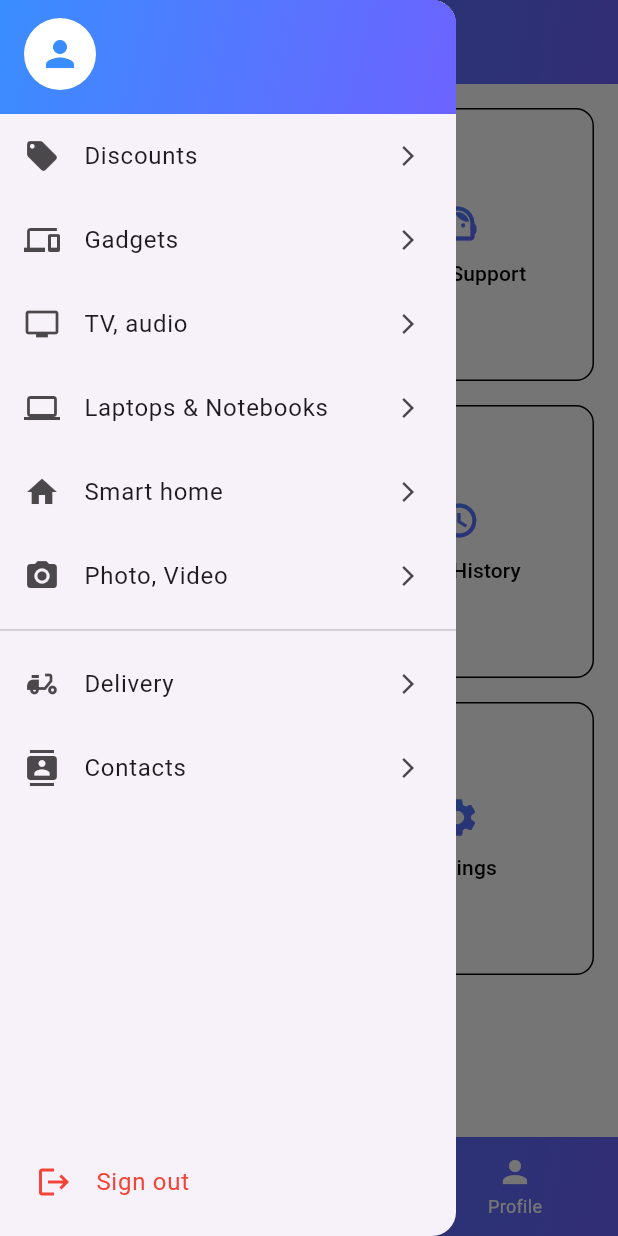
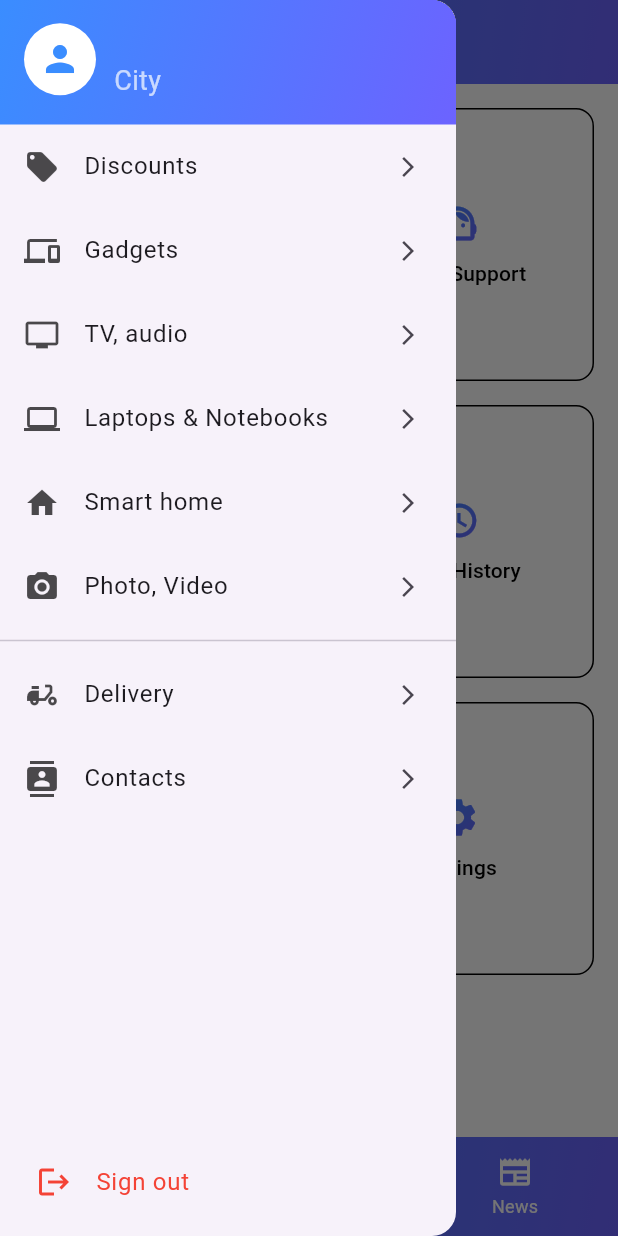
Before and after one commit to sriviapp-app/Master-Branch, a Flutter app: the HomeScreen screen opened by its route, with the side drawer open, on a phone screen of 412 x 824 dp. Run offline on Flutter 3.47's test engine with Material 3 defaults, Android fonts, the phone set to English and light mode, and no system bars; our stand-ins replace flutter_secure_storage, webview_flutter; accounts and stored records are empty.

Commit message:
Muthuprabhakaran: Modified changes

```diff
--- a/lib/Screens/home_screen.dart
+++ b/lib/Screens/home_screen.dart
@@ -7,7 +7,7 @@ import 'package:namma_srivi/widgets/custom_drawer.dart';
 import 'package:url_launcher/url_launcher.dart' as UrlLauncher;
 
 import 'tab2_screen.dart';
-import 'tab3_screen.dart';
+import 'LocalNewsScreen.dart';
 
 class HomeScreen extends StatefulWidget {
   const HomeScreen({super.key});
@@ -19,7 +19,7 @@ class HomeScreen extends StatefulWidget {
 class _HomeScreenState extends State<HomeScreen> {
   int _currentIndex = 0;
 
-  final List<Widget> _screens = const [HomeTab(), Tab2Screen(), Tab3Screen()];
+  final List<Widget> _screens = const [HomeTab(), Tab2Screen(), LocalNewsScreen()];
 
   @override
   void initState() {
@@ -90,13 +90,13 @@ class _HomeScreenState extends State<HomeScreen> {
                       ),
                   ],
                 ),
-                label: 'Orders',
+                label: 'Tea shop orders',
               ),
               BottomNavigationBarItem(
                 icon: Column(
                   mainAxisSize: MainAxisSize.min,
                   children: [
-                    const Icon(Icons.person),
+                    const Icon(Icons.newspaper),
                     if (_currentIndex == 2)
                       Container(
                         margin: const EdgeInsets.only(top: 4),
@@ -109,7 +109,7 @@ class _HomeScreenState extends State<HomeScreen> {
                       ),
                   ],
                 ),
-                label: 'Profile',
+                label: 'News',
               ),
             ],
           ),
--- a/lib/Screens/tab3_screen.dart
+++ /dev/null
@@ -1,10 +0,0 @@
-import 'package:flutter/material.dart';
-
-class Tab3Screen extends StatelessWidget {
-  const Tab3Screen({super.key});
-
-  @override
-  Widget build(BuildContext context) {
-    return const Center(child: Text('Profile Tab'));
-  }
-}
--- a/lib/widgets/custom_drawer.dart
+++ b/lib/widgets/custom_drawer.dart
@@ -11,7 +11,8 @@ class CustomDrawer extends StatelessWidget {
     final name = await storage.read(key: "name");
     final phone = await storage.read(key: "phone");
     final email = await storage.read(key: "email");
-    return {"name": name, "phone": phone, "email": email};
+    final city = await storage.read(key: "city");
+    return {"name": name, "phone": phone, "email": email , "city":city};
   }
 
 
@@ -79,7 +80,8 @@ class CustomDrawer extends StatelessWidget {
                       builder: (context, snapshot) {
                         final name = snapshot.data?["name"] ?? "User";
                         final phone = snapshot.data?["phone"] ?? "";
-                        final email = snapshot.data?["email"] ?? "";
+                        final email = snapshot.data?["email"] ?? ".....@gmail.com";
+                        final city = snapshot.data?["city"] ?? "City";
 
                         return Column(
                           crossAxisAlignment: CrossAxisAlignment.start,
@@ -100,6 +102,11 @@ class CustomDrawer extends StatelessWidget {
                             if (email.isNotEmpty)
                               Text(
                                 email,
+                                style: const TextStyle(color: Colors.white70, fontSize: 18),
+                              ),
+                            if (city.isNotEmpty)
+                              Text(
+                                city,
                                 style: const TextStyle(color: Colors.white70, fontSize: 18),
                               ),
                           ],
--- a/pubspec.yaml
+++ b/pubspec.yaml
@@ -32,7 +32,9 @@ dependencies:
     sdk: flutter
   google_fonts: ^6.3.0
   url_launcher: ^6.3.2
+  webview_flutter: ^4.0.7
   flutter_secure_storage: ^9.2.2
+  shared_preferences: ^2.5.3
   cloud_firestore: ^5.6.0   # for Google Cloud storage (Firestore)
   firebase_core: ^3.6.0
 
```
Also changed, not shown: lib/Screens/LocalNewsScreen.dart (added, +33 -0 lines), pubspec.lock, 1 other file.
